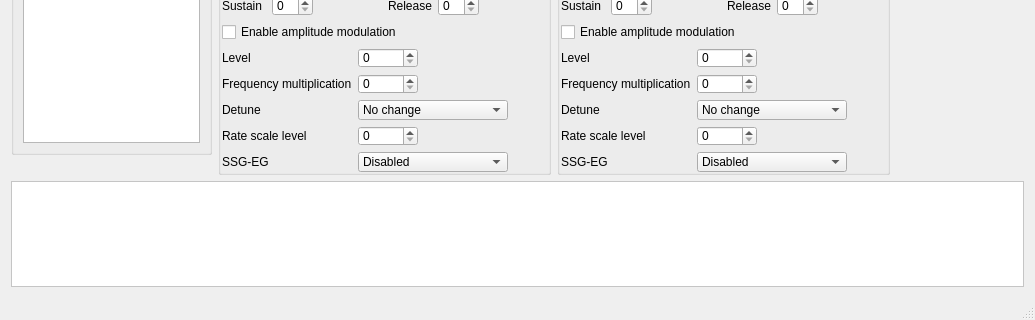
This is src/bank_editor.ui in Wohlstand/OPN2BankEditor as Qt 5 draws it before an edit; both pictures show x 0 to 1035 and y 497 to 817 of the 1035 by 817 pixel window. The edited form follows.
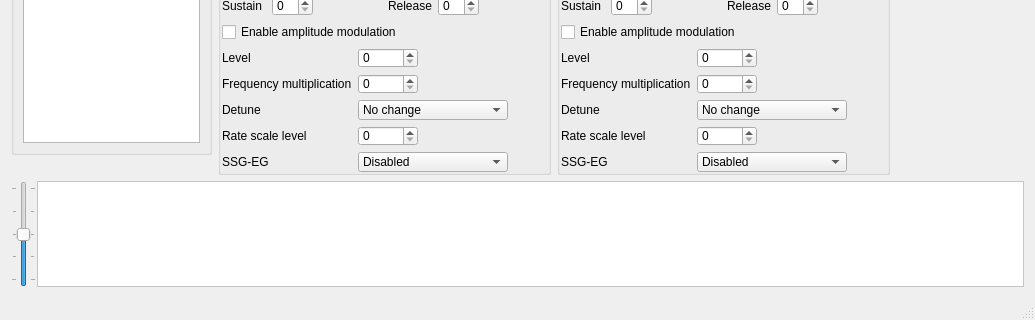
This is the edited form. Icons and pictures are not drawn. Custom widgets are drawn as their Qt base class.

Commit message: pitch bend control for UI

```diff
--- a/src/bank_editor.ui
+++ b/src/bank_editor.ui
@@ -3285,6 +3285,33 @@
      </widget>
     </item>
     <item>
+     <layout class="QHBoxLayout" name="horizontalLayout_3">
+      <property name="spacing">
+       <number>1</number>
+      </property>
+      <item>
+       <widget class="QSlider" name="pitchBendSlider">
+        <property name="focusPolicy">
+         <enum>Qt::NoFocus</enum>
+        </property>
+        <property name="toolTip">
+         <string>Pitch bend</string>
+        </property>
+        <property name="minimum">
+         <number>-100</number>
+        </property>
+        <property name="maximum">
+         <number>100</number>
+        </property>
+        <property name="tickPosition">
+         <enum>QSlider::TicksBothSides</enum>
+        </property>
+        <property name="tickInterval">
+         <number>50</number>
+        </property>
+       </widget>
+      </item>
+      <item>
      <widget class="Piano" name="piano">
       <property name="minimumSize">
        <size>
@@ -3305,6 +3332,8 @@
        <enum>QFrame::Sunken</enum>
       </property>
      </widget>
+      </item>
+     </layout>
     </item>
    </layout>
   </widget>
```
Lines whose indentation alone changed are shown as unchanged. The commit also changes 6 other files.
